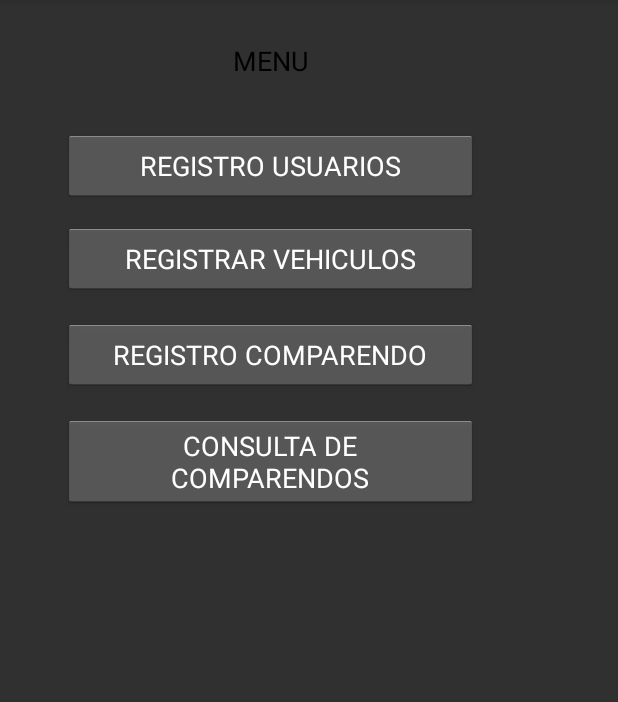
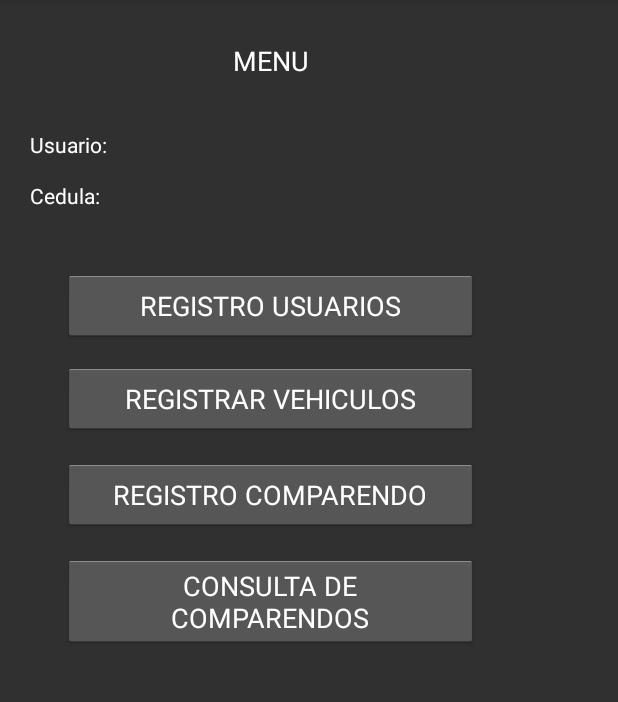
Before and after one commit to Daryl110/PROYECTO_FINAL_2, an Android app: the Menu screen opened directly, with no data from a screen before it, on a phone screen of 412 x 824 dp, the part 84-786 px from its top. Run offline under Robolectric (Android 15) with nearby library versions, the phone set to English and light mode, and no system bars; network calls fail; 2 statements that could not run were skipped.

Commit message:
Post de inicio de sesion casi terminado

```diff
--- a/Android/Proyecto_Final/Modules/volley-master/src/main/java/com/android/volley/Request.java
+++ b/Android/Proyecto_Final/Modules/volley-master/src/main/java/com/android/volley/Request.java
@@ -520,6 +520,7 @@ public abstract class Request<T> implements Comparable<Request<T>> {
         return Priority.NORMAL;
     }
 
+
     /**
      * Returns the socket timeout in milliseconds per retry attempt. (This value can be changed per
      * retry attempt if a backoff is specified via backoffTimeout()). If there are no retry attempts
--- a/Android/Proyecto_Final/Modules/volley-master/src/main/java/com/android/volley/Response.java
+++ b/Android/Proyecto_Final/Modules/volley-master/src/main/java/com/android/volley/Response.java
@@ -16,6 +16,8 @@
 
 package com.android.volley;
 
+import org.json.JSONObject;
+
 /**
  * Encapsulates a parsed response for delivery.
  *
@@ -23,10 +25,11 @@ package com.android.volley;
  */
 public class Response<T> {
 
+    private JSONObject obj = new JSONObject();
     /** Callback interface for delivering parsed responses. */
     public interface Listener<T> {
         /** Called when a response is received. */
-        void onResponse(T response);
+        JSONObject onResponse(T response);
     }
 
     /** Callback interface for delivering error responses. */
--- a/Android/Proyecto_Final/Modules/volley-master/src/main/java/com/android/volley/toolbox/ImageLoader.java
+++ b/Android/Proyecto_Final/Modules/volley-master/src/main/java/com/android/volley/toolbox/ImageLoader.java
@@ -26,6 +26,9 @@ import com.android.volley.Response.ErrorListener;
 import com.android.volley.Response.Listener;
 import com.android.volley.ResponseDelivery;
 import com.android.volley.VolleyError;
+
+import org.json.JSONObject;
+
 import java.util.ArrayList;
 import java.util.HashMap;
 import java.util.List;
@@ -267,8 +270,9 @@ public class ImageLoader {
                 requestUrl,
                 new Listener<Bitmap>() {
                     @Override
-                    public void onResponse(Bitmap response) {
+                    public JSONObject onResponse(Bitmap response) {
                         onGetImageSuccess(cacheKey, response);
+                        return null;
                     }
                 },
                 maxWidth,
--- a/Android/Proyecto_Final/Modules/volley-master/src/main/java/com/android/volley/toolbox/JsonRequest.java
+++ b/Android/Proyecto_Final/Modules/volley-master/src/main/java/com/android/volley/toolbox/JsonRequest.java
@@ -24,6 +24,9 @@ import com.android.volley.Response;
 import com.android.volley.Response.ErrorListener;
 import com.android.volley.Response.Listener;
 import com.android.volley.VolleyLog;
+
+import org.json.JSONObject;
+
 import java.io.UnsupportedEncodingException;
 
 /**
@@ -35,6 +38,7 @@ import java.io.UnsupportedEncodingException;
 public abstract class JsonRequest<T> extends Request<T> {
     /** Default charset for JSON request. */
     protected static final String PROTOCOL_CHARSET = "utf-8";
+    private JSONObject obj = new JSONObject();
 
     /** Content type for request. */
     private static final String PROTOCOL_CONTENT_TYPE =
@@ -87,7 +91,7 @@ public abstract class JsonRequest<T> extends Request<T> {
             listener = mListener;
         }
         if (listener != null) {
-            listener.onResponse(response);
+            obj = listener.onResponse(response);
         }
     }
 
--- a/Android/Proyecto_Final/Modules/volley-master/src/main/java/com/android/volley/toolbox/RequestFuture.java
+++ b/Android/Proyecto_Final/Modules/volley-master/src/main/java/com/android/volley/toolbox/RequestFuture.java
@@ -20,6 +20,9 @@ import android.os.SystemClock;
 import com.android.volley.Request;
 import com.android.volley.Response;
 import com.android.volley.VolleyError;
+
+import org.json.JSONObject;
+
 import java.util.concurrent.ExecutionException;
 import java.util.concurrent.Future;
 import java.util.concurrent.TimeUnit;
@@ -145,10 +148,11 @@ public class RequestFuture<T> implements Future<T>, Response.Listener<T>, Respon
     }
 
     @Override
-    public synchronized void onResponse(T response) {
+    public synchronized JSONObject onResponse(T response) {
         mResultReceived = true;
         mResult = response;
         notifyAll();
+        return null;
     }
 
     @Override
--- a/Android/Proyecto_Final/app/build.gradle
+++ b/Android/Proyecto_Final/app/build.gradle
@@ -23,6 +23,7 @@ dependencies {
     //noinspection GradleCompatible
     implementation 'com.android.support:appcompat-v7:25.+'
     implementation 'com.android.support.constraint:constraint-layout:1.1.0'
-    compile project(":volley-master")
+    compile project(':volley-master')
     implementation 'com.google.code.gson:gson:2.8.4'
+    implementation files('libs/json-simple-1.1.1.jar')
 }
--- a/Android/Proyecto_Final/app/src/main/AndroidManifest.xml
+++ b/Android/Proyecto_Final/app/src/main/AndroidManifest.xml
@@ -2,7 +2,8 @@
 <manifest xmlns:android="http://schemas.android.com/apk/res/android"
     package="proyectofinal.proyecto_final">
 
-    <uses-permission android:name="android.permission.INTERNET"/>
+    <uses-permission android:name="android.permission.INTERNET" />
+
     <application
         android:allowBackup="true"
         android:icon="@mipmap/ic_launcher"
@@ -21,7 +22,8 @@
         <activity android:name=".Activities.Menu" />
         <activity android:name=".Activities.RegistroPersona" />
         <activity android:name=".Activities.RegistroVehiculo" />
-        <activity android:name=".Activities.ConsultaComparendo"></activity>
+        <activity android:name=".Activities.ConsultaComparendo" />
+        <activity android:name=".Activities.RegistroPersona"></activity>
     </application>
 
 </manifest>
--- a/Android/Proyecto_Final/app/src/main/java/proyectofinal/proyecto_final/Activities/Menu.java
+++ b/Android/Proyecto_Final/app/src/main/java/proyectofinal/proyecto_final/Activities/Menu.java
@@ -4,19 +4,40 @@ import android.content.Intent;
 import android.support.v7.app.AppCompatActivity;
 import android.os.Bundle;
 import android.view.View;
+import android.widget.TextView;
 
+import org.json.JSONObject;
+
+import proyectofinal.proyecto_final.Controlador.CtlUsuario;
 import proyectofinal.proyecto_final.R;
 
 public class Menu extends AppCompatActivity {
+
+    private String usuario,cedula;
+    private TextView lblCedula,lblUsuario;
 
     @Override
     protected void onCreate(Bundle savedInstanceState) {
         super.onCreate(savedInstanceState);
         setContentView(R.layout.activity_menu);
+
+        Bundle bundle = getIntent().getExtras();
+
+        cedula = bundle.getString("cedula");
+        usuario = bundle.getString("nombreUsuario");
+
+        lblCedula = (TextView) findViewById(R.id.txtCedula_menu);
+        lblCedula.setText(cedula);
+
+        lblUsuario = (TextView) findViewById(R.id.txtUsuario_menu);
+        lblUsuario.setText(usuario);
+
+        CtlUsuario.objResponse = new JSONObject();
     }
+
+
     public void RCiudadano(View view){
         startActivity(new Intent(this,RegistroPersona.class));
-
     }
     public void RVehiculo(View view){
         startActivity(new Intent(this,RegistroVehiculo.class));
--- /dev/null
+++ b/Android/Proyecto_Final/app/src/main/java/proyectofinal/proyecto_final/Controlador/CtlPersona.java
@@ -0,0 +1,5 @@
+package proyectofinal.proyecto_final.Controlador;
+
+public class CtlPersona {
+
+}
--- a/Android/Proyecto_Final/app/src/main/res/layout/activity_consulta_comparendo.xml
+++ b/Android/Proyecto_Final/app/src/main/res/layout/activity_consulta_comparendo.xml
@@ -130,9 +130,10 @@
                         tools:textColor="@android:color/background_dark" />
 
                 </LinearLayout>
+
                 <ListView
                     android:layout_width="match_parent"
-                    android:layout_height="match_parent"
+                    android:layout_height="66dp"
                     android:layout_weight="1" />
 
 
--- a/Android/Proyecto_Final/app/src/main/res/layout/activity_menu.xml
+++ b/Android/Proyecto_Final/app/src/main/res/layout/activity_menu.xml
@@ -33,12 +33,61 @@
                 android:layout_height="wrap_content"
                 android:text="MENU"
                 android:textAlignment="center"
-                android:textColor="@android:color/background_dark"
+                android:textColor="@android:color/background_light"
                 android:textSize="18sp" />
 
             <Space
                 android:layout_width="match_parent"
                 android:layout_height="34dp" />
+
+            <LinearLayout
+                android:layout_width="match_parent"
+                android:layout_height="34dp"
+                android:orientation="horizontal">
+
+                <TextView
+                    android:id="@+id/textView"
+                    android:layout_width="22dp"
+                    android:layout_height="wrap_content"
+                    android:layout_weight="1"
+                    android:text="Usuario:"
+                    android:textColor="@android:color/background_light" />
+
+                <TextView
+                    android:id="@+id/txtUsuario_menu"
+                    android:layout_width="215dp"
+                    android:layout_height="wrap_content"
+                    android:layout_weight="1"
+                    android:text="TextView"
+                    android:textColor="@android:color/darker_gray" />
+
+            </LinearLayout>
+
+            <LinearLayout
+                android:layout_width="match_parent"
+                android:layout_height="34dp"
+                android:orientation="horizontal">
+
+                <TextView
+                    android:id="@+id/textView5"
+                    android:layout_width="wrap_content"
+                    android:layout_height="wrap_content"
+                    android:layout_weight="1"
+                    android:text="Cedula:"
+                    android:textColor="@android:color/background_light" />
+
+                <TextView
+                    android:id="@+id/txtCedula_menu"
+                    android:layout_width="255dp"
+                    android:layout_height="wrap_content"
+                    android:layout_weight="1"
+                    android:text="TextView"
+                    android:textColor="@android:color/darker_gray" />
+            </LinearLayout>
+
+            <Space
+                android:layout_width="match_parent"
+                android:layout_height="25dp" />
 
             <LinearLayout
                 android:layout_width="match_parent"
@@ -62,7 +111,7 @@
                         android:orientation="vertical">
 
                         <Button
-                            android:id="@+id/btnUsuarios"
+                            android:id="@+id/btnRegistrarPersonas"
                             style="@android:style/Widget.Holo.Light.Button.Inset"
                             android:layout_width="match_parent"
                             android:layout_height="wrap_content"
--- a/Android/Proyecto_Final/settings.gradle
+++ b/Android/Proyecto_Final/settings.gradle
@@ -1,2 +1,2 @@
-include ':app', ':volley-master'
+include ':app', ':volley-master', ':json-simple-1.1.1'
 project(':volley-master').projectDir = new File('Modules/volley-master')
--- a/Backend/API-Proyecto/src/main/java/com/eam/proyecto/Services/service/ServicioIniciarSesion.java
+++ b/Backend/API-Proyecto/src/main/java/com/eam/proyecto/Services/service/ServicioIniciarSesion.java
@@ -27,7 +27,8 @@ public class ServicioIniciarSesion {
     @Produces({MediaType.APPLICATION_JSON})
     public Response iniciarSesion(String json) {
         try {
-            String jsonDecodificada = URLDecoder.decode(json, "UTF-8"),jsonTransformado = jsonDecodificada;
+            String jsonDecodificada = URLDecoder.decode(json, "UTF-8"),jsonTransformado = jsonDecodificada,
+                    cedula = "";
 
             if (jsonTransformado.contains("=")) {
                 jsonTransformado = jsonDecodificada.split("=")[1];
@@ -50,6 +51,7 @@ public class ServicioIniciarSesion {
                         && admin.getContrasena().equals(obj.get("contrasenia"))) {
                     acceso = true;
                     rol = "Administrador";
+                    cedula = "No posee cedula";
                 }
             }
 
@@ -58,11 +60,13 @@ public class ServicioIniciarSesion {
                         && usu.getPassword().equals(obj.get("contrasenia"))) {
                     acceso = true;
                     rol = usu.getTipoUsuario();
+                    cedula = usu.getPersonaNip().getNip();
                 }
             }
 
             objRespuesta.put("Acceso", acceso);
             objRespuesta.put("Rol", rol);
+            objRespuesta.put("Cedula", cedula);
             return Herramientas.construirResponse(objRespuesta.toString());
 
         } catch (UnsupportedEncodingException | ParseException ex) {
```
Also changed, not shown: Android/Proyecto_Final/app/src/main/java/proyectofinal/proyecto_final/Activities/MainActivity.java (+5 -38 lines), Android/Proyecto_Final/app/src/main/java/proyectofinal/proyecto_final/Activities/RegistroPersona.java (+17 -4 lines), Android/Proyecto_Final/app/src/main/java/proyectofinal/proyecto_final/Controlador/CtlCombo.java (added, +20 -0 lines), Android/Proyecto_Final/app/src/main/java/proyectofinal/proyecto_final/Controlador/CtlUsuario.java (added, +104 -0 lines), Android/Proyecto_Final/app/src/main/res/layout/activity_registro_persona.xml (deleted, +0 -204 lines), Android/Proyecto_Final/app/src/main/res/layout/activity_resgistrar__persona.xml (added, +194 -0 lines), Android/Proyecto_Final/app/libs/json-simple-1.1.1.jar (added).
